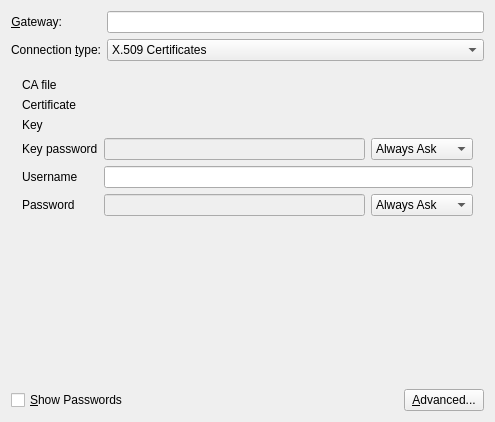
The window that vpn/openvpn/openvpn.ui (KDE/plasma-nm) describes before a commit, drawn with Qt 5.
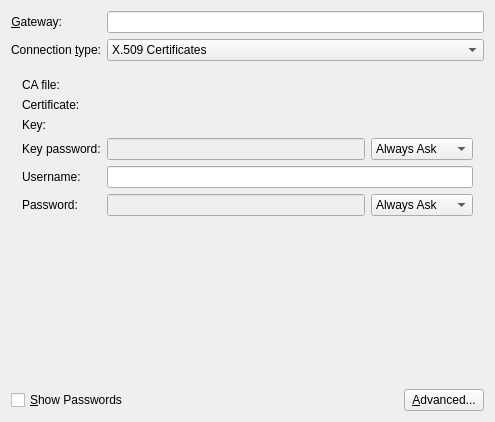
The same window after the commit. The open tabs and pages were chosen to show the change. Custom widgets are drawn as their Qt base class.

```diff
--- a/vpn/openvpn/openvpn.ui
+++ b/vpn/openvpn/openvpn.ui
@@ -425,7 +425,7 @@
          <item row="0" column="0">
           <widget class="QLabel" name="textLabel2_2">
            <property name="text">
-            <string>CA file</string>
+            <string>CA file:</string>
            </property>
            <property name="wordWrap">
             <bool>false</bool>
@@ -441,7 +441,7 @@
          <item row="1" column="0">
           <widget class="QLabel" name="textLabel3_2_2">
            <property name="text">
-            <string>Certificate</string>
+            <string>Certificate:</string>
            </property>
            <property name="wordWrap">
             <bool>false</bool>
@@ -457,7 +457,7 @@
          <item row="2" column="0">
           <widget class="QLabel" name="textLabel4_2">
            <property name="text">
-            <string>Key</string>
+            <string>Key:</string>
            </property>
            <property name="wordWrap">
             <bool>false</bool>
@@ -473,14 +473,14 @@
          <item row="3" column="0">
           <widget class="QLabel" name="label_6">
            <property name="text">
-            <string>Key password</string>
+            <string>Key password:</string>
            </property>
           </widget>
          </item>
          <item row="4" column="0">
           <widget class="QLabel" name="textLabel9_2">
            <property name="text">
-            <string comment="like in Username for athentication">Username</string>
+            <string comment="like in Username for athentication">Username:</string>
            </property>
            <property name="wordWrap">
             <bool>false</bool>
@@ -496,7 +496,7 @@
          <item row="5" column="0">
           <widget class="QLabel" name="label">
            <property name="text">
-            <string>Password</string>
+            <string>Password:</string>
            </property>
           </widget>
          </item>
```
Left out of the diff: 8 changed lines with no effect on the pictures.
